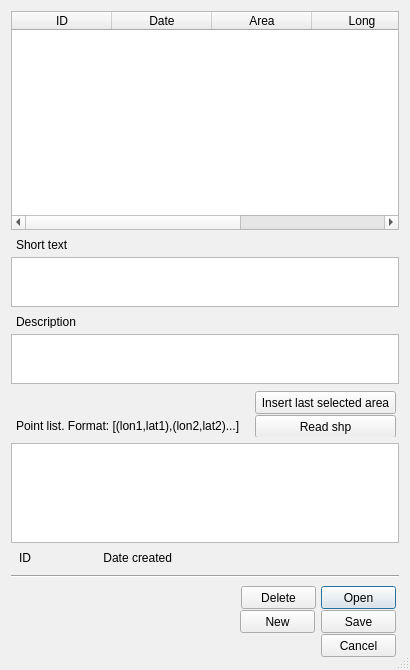
This is ELVIS_save_sel.ui in csiro-chris-m/marine_values as Qt 5 draws it before an edit. The edited form follows.
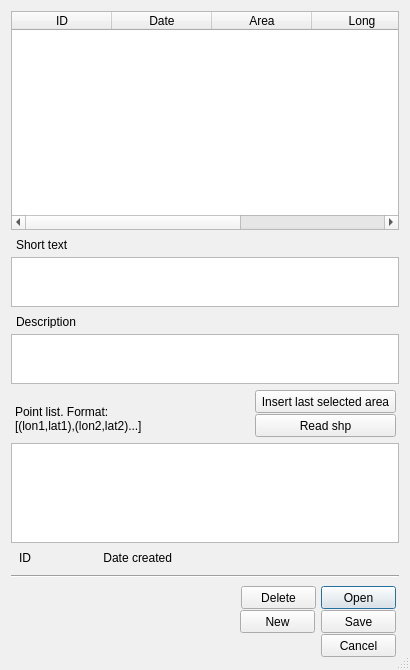
This is the edited form.

```diff
--- a/ELVIS_save_sel.ui
+++ b/ELVIS_save_sel.ui
@@ -363,18 +363,42 @@
    </item>
    <item row="3" column="0">
     <layout class="QGridLayout" name="gridLayout_4">
-     <item row="1" column="0">
-      <widget class="QGroupBox" name="groupBox_5">
+     <item row="3" column="0">
+      <widget class="QPlainTextEdit" name="textAOIPtLst">
        <property name="minimumSize">
         <size>
          <width>0</width>
-         <height>47</height>
+         <height>100</height>
         </size>
        </property>
        <property name="maximumSize">
         <size>
          <width>16777215</width>
-         <height>47</height>
+         <height>100</height>
+        </size>
+       </property>
+      </widget>
+     </item>
+     <item row="0" column="0">
+      <layout class="QGridLayout" name="gridLayout_12">
+       <item row="0" column="0">
+        <widget class="QGroupBox" name="groupBox">
+         <property name="minimumSize">
+          <size>
+           <width>150</width>
+           <height>30</height>
+          </size>
+         </property>
+         <property name="maximumSize">
+          <size>
+           <width>150</width>
+           <height>16777215</height>
+          </size>
+         </property>
+         <property name="sizeIncrement">
+          <size>
+           <width>230</width>
+           <height>0</height>
         </size>
        </property>
        <property name="styleSheet">
@@ -383,24 +407,63 @@
        <property name="title">
         <string/>
        </property>
+         <property name="alignment">
+          <set>Qt::AlignBottom|Qt::AlignLeading|Qt::AlignLeft</set>
+         </property>
        <widget class="QLabel" name="label_5">
         <property name="geometry">
          <rect>
-          <x>5</x>
-          <y>28</y>
-          <width>231</width>
-          <height>16</height>
+            <x>4</x>
+            <y>12</y>
+            <width>131</width>
+            <height>31</height>
          </rect>
         </property>
         <property name="text">
-         <string>Point list. Format: [(lon1,lat1),(lon2,lat2)...]</string>
-        </property>
-       </widget>
+           <string>&lt;html&gt;&lt;head/&gt;&lt;body&gt;&lt;p&gt;Point list. Format:&lt;br/&gt;[(lon1,lat1),(lon2,lat2)...]&lt;/p&gt;&lt;/body&gt;&lt;/html&gt;</string>
+          </property>
+          <property name="alignment">
+           <set>Qt::AlignBottom|Qt::AlignLeading|Qt::AlignLeft</set>
+          </property>
+         </widget>
+        </widget>
+       </item>
+       <item row="0" column="1">
+        <layout class="QGridLayout" name="gridLayout_11">
+         <item row="0" column="1">
+          <widget class="QGroupBox" name="groupBox_5">
+           <property name="sizePolicy">
+            <sizepolicy hsizetype="Fixed" vsizetype="Preferred">
+             <horstretch>0</horstretch>
+             <verstretch>0</verstretch>
+            </sizepolicy>
+           </property>
+           <property name="minimumSize">
+            <size>
+             <width>150</width>
+             <height>47</height>
+            </size>
+           </property>
+           <property name="maximumSize">
+            <size>
+             <width>150</width>
+             <height>47</height>
+            </size>
+           </property>
+           <property name="styleSheet">
+            <string notr="true">QGroupBox {border: 0px}</string>
+           </property>
+           <property name="title">
+            <string/>
+           </property>
+           <property name="alignment">
+            <set>Qt::AlignRight|Qt::AlignTrailing|Qt::AlignVCenter</set>
+           </property>
        <widget class="QPushButton" name="butInsLastSelArea">
         <property name="geometry">
          <rect>
-          <x>244</x>
-          <y>1</y>
+              <x>6</x>
+              <y>0</y>
           <width>141</width>
           <height>23</height>
          </rect>
@@ -412,8 +475,8 @@
        <widget class="QPushButton" name="pushButtonReadShp">
         <property name="geometry">
          <rect>
-          <x>244</x>
-          <y>25</y>
+              <x>6</x>
+              <y>24</y>
           <width>141</width>
           <height>23</height>
          </rect>
@@ -424,21 +487,22 @@
        </widget>
       </widget>
      </item>
-     <item row="2" column="0">
-      <widget class="QPlainTextEdit" name="textAOIPtLst">
-       <property name="minimumSize">
-        <size>
-         <width>0</width>
-         <height>100</height>
-        </size>
-       </property>
-       <property name="maximumSize">
+         <item row="0" column="0">
+          <spacer name="horizontalSpacer_3">
+           <property name="orientation">
+            <enum>Qt::Horizontal</enum>
+           </property>
+           <property name="sizeHint" stdset="0">
         <size>
-         <width>16777215</width>
-         <height>100</height>
-        </size>
-       </property>
-      </widget>
+             <width>40</width>
+             <height>20</height>
+            </size>
+           </property>
+          </spacer>
+         </item>
+        </layout>
+       </item>
+      </layout>
      </item>
     </layout>
    </item>
```
Lines whose indentation alone changed are shown as unchanged.
